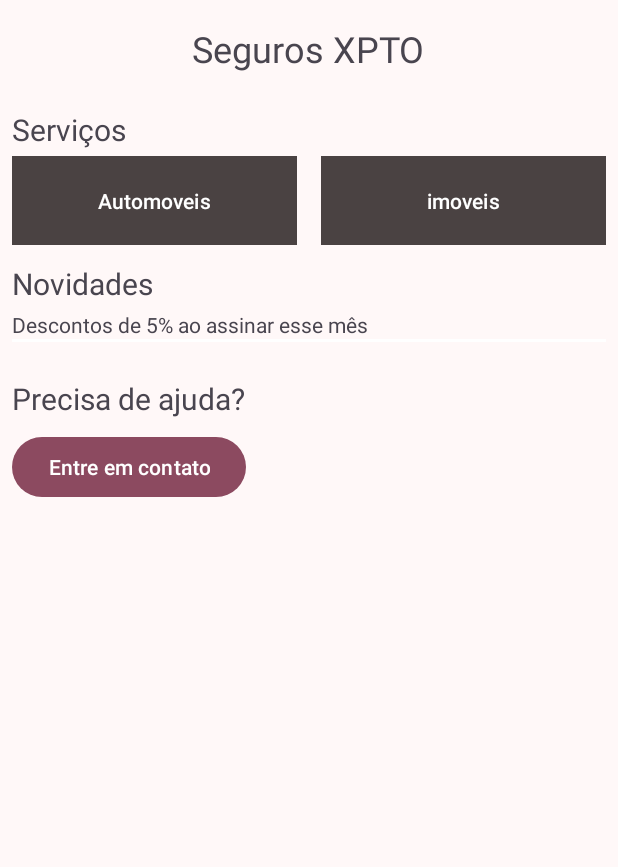
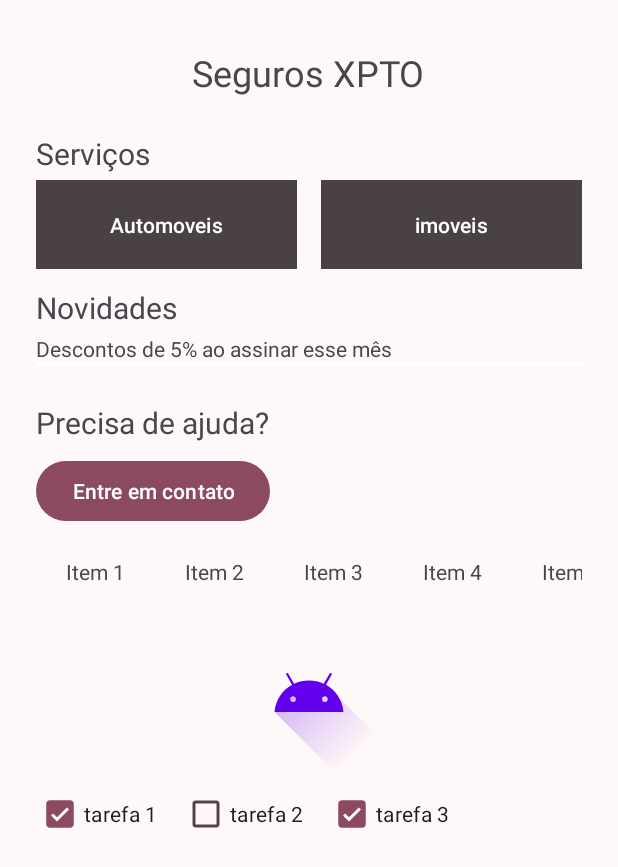
Before and after one commit to jessemp3/Desenvolvimento-nativo-java, an Android app: the screen it shows after launch (Exe2Activity), on a phone screen of 412 x 824 dp. Shown: the top 867 px of the screen. Run offline under Robolectric (Android 15) with nearby library versions, the phone set to English and light mode, and no system bars; Roboto replaces fonts that are not available here.

Commit message:
feat: update Exe2 layout to use ScrollView, add horizontal scrolling items, and include checkboxes for tasks

```diff
--- a/LinearLayout/app/src/main/res/layout/activity_exe2.xml
+++ b/LinearLayout/app/src/main/res/layout/activity_exe2.xml
@@ -1,15 +1,20 @@
 <?xml version="1.0" encoding="utf-8"?>
-<LinearLayout xmlns:android="http://schemas.android.com/apk/res/android"
+<ScrollView xmlns:android="http://schemas.android.com/apk/res/android"
     xmlns:app="http://schemas.android.com/apk/res-auto"
     xmlns:tools="http://schemas.android.com/tools"
     android:id="@+id/main"
     android:layout_width="match_parent"
     android:layout_height="match_parent"
     tools:context=".Exe2Activity"
-    android:orientation="vertical"
     android:layout_marginHorizontal="8dp"
+    >
+    <LinearLayout
+        android:layout_width="match_parent"
+        android:layout_height="wrap_content"
+        android:orientation="vertical"
+        android:padding="16dp">
 
-    >
+
 
     <TextView
         android:id="@+id/textView"
@@ -86,9 +91,107 @@
         android:layout_width="wrap_content"
         android:layout_height="wrap_content"
         android:layout_marginTop="8dp"
-        android:text="Entre em contato"
-
-        />
+        android:text="Entre em contato" />
 
 
-</LinearLayout>
+        <HorizontalScrollView
+            android:layout_width="match_parent"
+            android:layout_height="match_parent">
+
+
+            <LinearLayout
+                android:layout_width="wrap_content"
+                android:layout_height="wrap_content"
+                android:orientation="horizontal">
+
+                <TextView
+                    style="@style/TextViewStyle"
+                    android:layout_width="wrap_content"
+                    android:layout_height="wrap_content"
+                    android:text="Item 1" />
+
+                <TextView
+                    style="@style/TextViewStyle"
+                    android:layout_width="wrap_content"
+                    android:layout_height="wrap_content"
+                    android:text="Item 2" />
+
+                <TextView
+                    style="@style/TextViewStyle"
+                    android:layout_width="wrap_content"
+                    android:layout_height="wrap_content"
+                    android:text="Item 3" />
+
+                <TextView
+                    style="@style/TextViewStyle"
+                    android:layout_width="wrap_content"
+                    android:layout_height="wrap_content"
+                    android:text="Item 4" />
+
+                <TextView
+                    style="@style/TextViewStyle"
+                    android:layout_width="wrap_content"
+                    android:layout_height="wrap_content"
+                    android:text="Item 4" />
+
+                <TextView
+                    style="@style/TextViewStyle"
+                    android:layout_width="wrap_content"
+                    android:layout_height="wrap_content"
+                    android:text="Item 4" />
+
+                <TextView
+                    style="@style/TextViewStyle"
+                    android:layout_width="wrap_content"
+                    android:layout_height="wrap_content"
+                    android:text="Item 4" />
+
+
+            </LinearLayout>
+
+        </HorizontalScrollView>
+
+        <ImageView
+            android:layout_width="wrap_content"
+            android:layout_height="wrap_content"
+            android:contentDescription="android_logo"
+            android:src="@drawable/ic_launcher_foreground"
+            android:layout_gravity="center"
+            app:tint="@color/design_default_color_primary" />
+
+        <LinearLayout
+            android:layout_width="match_parent"
+            android:layout_height="wrap_content"
+            android:orientation="horizontal">
+
+
+            <CheckBox
+                android:layout_width="wrap_content"
+                android:layout_height="wrap_content"
+                android:text="tarefa 1"
+                android:checked="true"
+                />
+
+            <CheckBox
+                android:layout_width="wrap_content"
+                android:layout_height="wrap_content"
+                android:text="tarefa 2"
+                android:checked="false"
+                android:layout_marginStart="16dp"
+                />
+
+            <CheckBox
+                android:layout_width="wrap_content"
+                android:layout_height="wrap_content"
+                android:text="tarefa 3"
+                android:checked="true"
+                android:layout_marginStart="16dp"
+                />
+
+        </LinearLayout>
+
+
+
+    </LinearLayout>
+
+</ScrollView>
```
